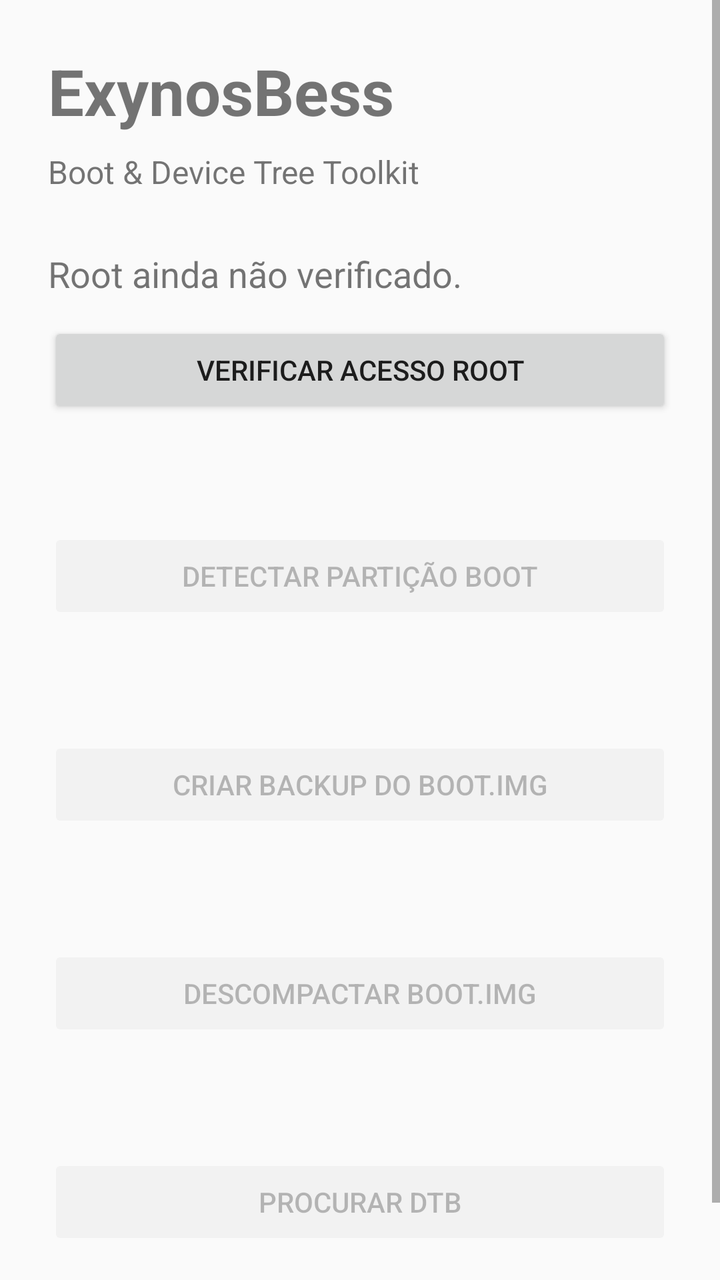
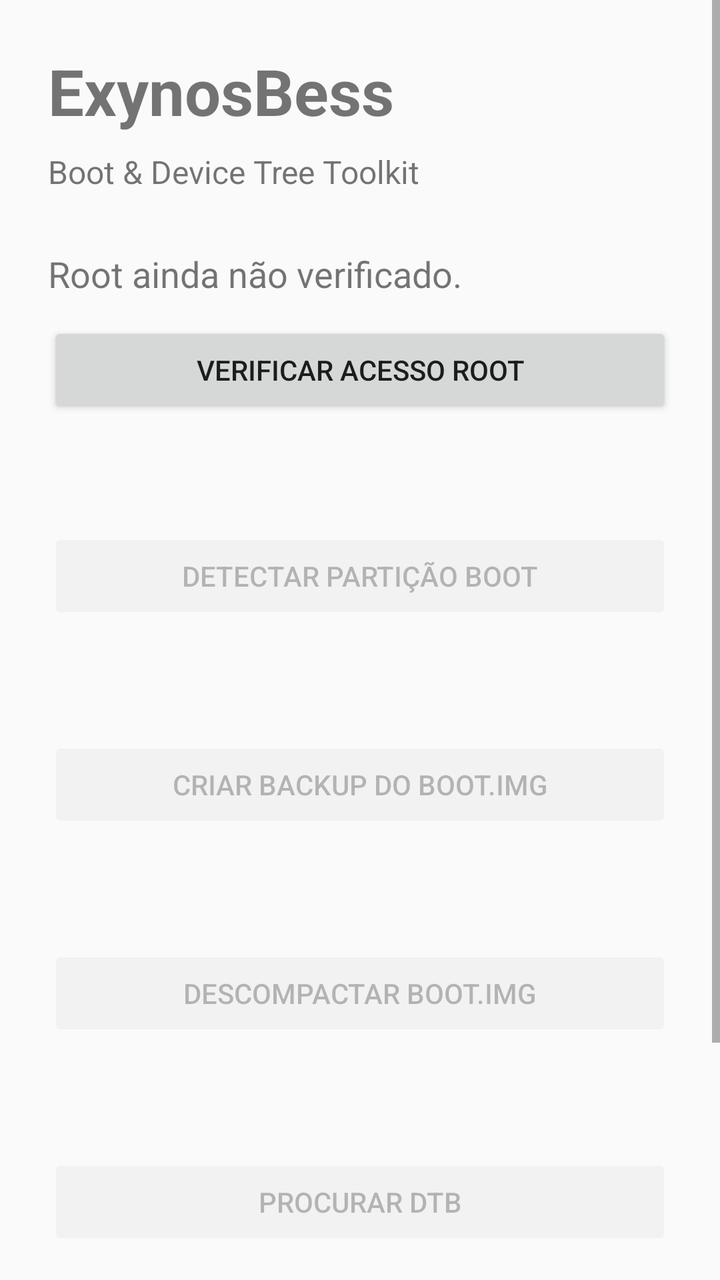

The first picture is an Android layout as it rendered before a commit; the second is the same layout after the commit. The layout source and the unified diff follow.
<!-- AndroidManifest.xml: application theme android:Theme.Material.Light.NoActionBar -->
<!-- res/layout/activity_main.xml -->
<?xml version="1.0" encoding="utf-8"?>
<ScrollView
    xmlns:android="http://schemas.android.com/apk/res/android"
    android:layout_width="match_parent"
    android:layout_height="match_parent">

    <LinearLayout
        android:layout_width="match_parent"
        android:layout_height="wrap_content"
        android:orientation="vertical"
        android:padding="24dp">

        <TextView
            android:id="@+id/title"
            android:layout_width="wrap_content"
            android:layout_height="wrap_content"
            android:text="ExynosBess"
            android:textSize="32sp"
            android:textStyle="bold"
            android:layout_marginBottom="8dp" />

        <TextView
            android:layout_width="wrap_content"
            android:layout_height="wrap_content"
            android:text="Boot &amp; Device Tree Toolkit"
            android:textSize="16sp"
            android:layout_marginBottom="28dp" />

        <TextView
            android:id="@+id/rootStatus"
            android:layout_width="match_parent"
            android:layout_height="wrap_content"
            android:text="Root ainda não verificado."
            android:textSize="18sp"
            android:layout_marginBottom="12dp" />

        <Button
            android:id="@+id/checkRootButton"
            android:layout_width="match_parent"
            android:layout_height="wrap_content"
            android:text="Verificar acesso root" />

        <TextView
            android:id="@+id/rootOutput"
            android:layout_width="match_parent"
            android:layout_height="wrap_content"
            android:text=""
            android:textSize="14sp"
            android:layout_marginTop="12dp"
            android:layout_marginBottom="24dp" />

        <Button
            android:id="@+id/detectBootButton"
            android:layout_width="match_parent"
            android:layout_height="wrap_content"
            android:text="Detectar partição boot"
            android:enabled="false" />

        <TextView
            android:id="@+id/bootStatus"
            android:layout_width="match_parent"
            android:layout_height="wrap_content"
            android:text=""
            android:textSize="15sp"
            android:layout_marginTop="12dp"
            android:layout_marginBottom="24dp" />

        <Button
            android:id="@+id/backupBootButton"
            android:layout_width="match_parent"
            android:layout_height="wrap_content"
            android:text="Criar backup do boot.img"
            android:enabled="false" />

        <TextView
            android:id="@+id/backupStatus"
            android:layout_width="match_parent"
            android:layout_height="wrap_content"
            android:text=""
            android:textSize="15sp"
            android:layout_marginTop="12dp" />

        <Button
            android:id="@+id/unpackBootButton"
            android:layout_width="match_parent"
            android:layout_height="wrap_content"
            android:text="Descompactar boot.img"
            android:enabled="false"
            android:layout_marginTop="24dp" />

        <TextView
            android:id="@+id/unpackStatus"
            android:layout_width="match_parent"
            android:layout_height="wrap_content"
            android:text=""
            android:textSize="15sp"
            android:layout_marginTop="12dp" />


        <Button
            android:id="@+id/scanDtbButton"
            android:layout_width="match_parent"
            android:layout_height="wrap_content"
            android:text="Procurar DTB"
            android:enabled="false"
            android:layout_marginTop="24dp" />

        <TextView
            android:id="@+id/dtbScanStatus"
            android:layout_width="match_parent"
            android:layout_height="wrap_content"
            android:text=""
            android:textSize="15sp"
            android:layout_marginTop="12dp" />

    </LinearLayout>

</ScrollView>
<!-- resources referenced by this layout -->
<resources>

</resources>

<!-- the commit's change to res/layout/activity_main.xml (unified diff, before → after) -->
@@ -113,6 +113,23 @@
             android:textSize="15sp"
             android:layout_marginTop="12dp" />
 
+
+        <Button
+            android:id="@+id/extractDtbButton"
+            android:layout_width="match_parent"
+            android:layout_height="wrap_content"
+            android:text="Extrair DTBs"
+            android:enabled="false"
+            android:layout_marginTop="24dp" />
+
+        <TextView
+            android:id="@+id/dtbExtractStatus"
+            android:layout_width="match_parent"
+            android:layout_height="wrap_content"
+            android:text=""
+            android:textSize="15sp"
+            android:layout_marginTop="12dp" />
+
     </LinearLayout>
 
 </ScrollView>
